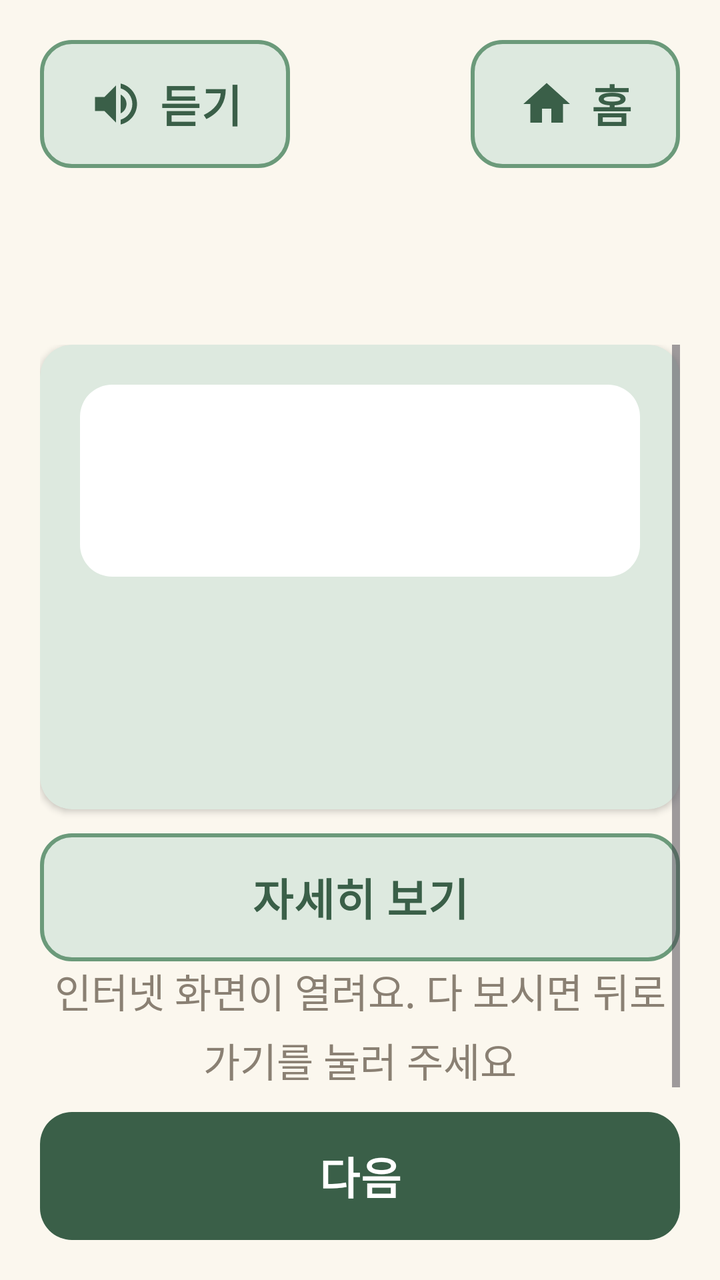
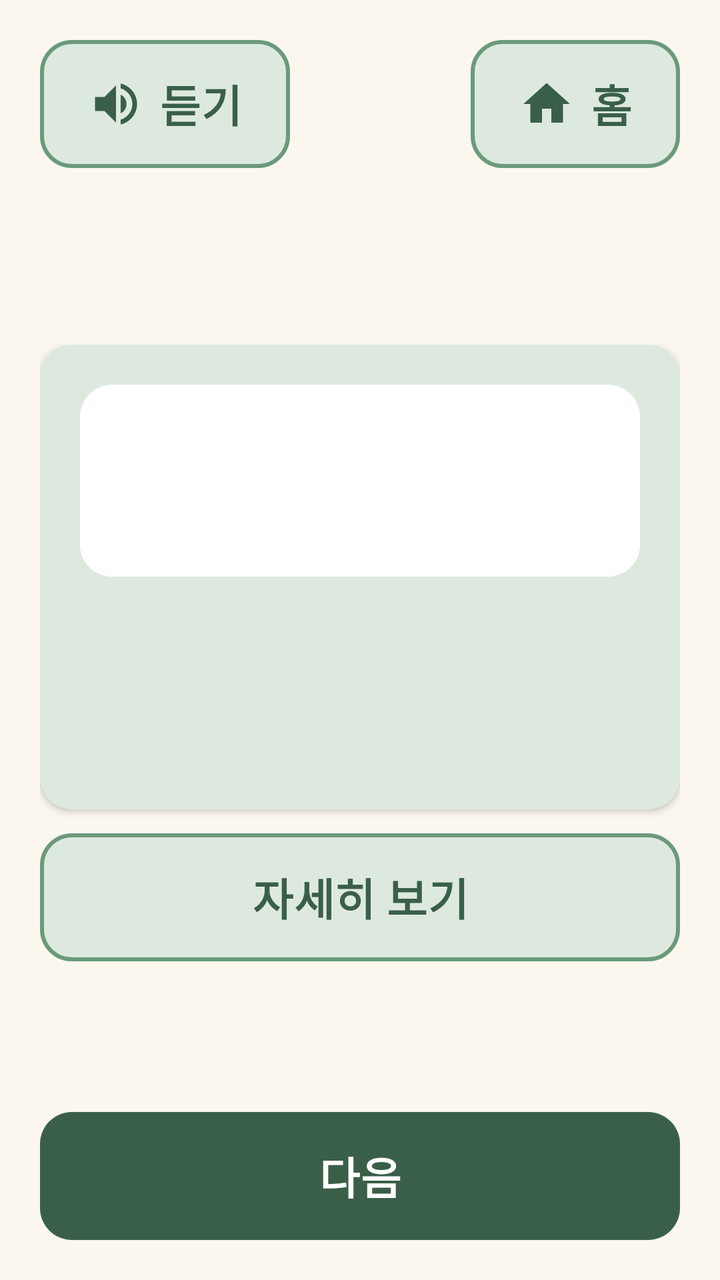

Two renders of the same Android screen: before a commit and after it. Below are the layout's source before the change and the commit's diff.
<!-- AndroidManifest.xml: application theme Theme.Dorawing -->
<!-- res/layout/activity_health_card.xml -->
<?xml version="1.0" encoding="utf-8"?>
<LinearLayout xmlns:android="http://schemas.android.com/apk/res/android"
    android:layout_width="match_parent"
    android:layout_height="match_parent"
    android:orientation="vertical"
    android:padding="@dimen/screen_padding">

    <include
        android:id="@+id/topBar"
        layout="@layout/view_top_bar" />

    <TextView
        android:id="@+id/tvProgress"
        style="@style/Text.Sub"
        android:layout_width="match_parent"
        android:layout_height="wrap_content" />

    <ScrollView
        android:layout_width="match_parent"
        android:layout_height="0dp"
        android:layout_marginTop="@dimen/gap"
        android:layout_weight="1"
        android:fadeScrollbars="false">

        
        <LinearLayout
            android:layout_width="match_parent"
            android:layout_height="wrap_content"
            android:orientation="vertical">

            <com.google.android.material.card.MaterialCardView
                style="@style/Card"
                android:layout_width="match_parent"
                android:layout_height="wrap_content">

                <LinearLayout
                    android:layout_width="match_parent"
                    android:layout_height="wrap_content"
                    android:orientation="vertical">

                    
                    <LinearLayout
                        android:layout_width="match_parent"
                        android:layout_height="wrap_content"
                        android:background="@drawable/bg_card_picture"
                        android:gravity="center"
                        android:orientation="horizontal"
                        android:padding="@dimen/gap">

                        <ImageView
                            android:id="@+id/ivIcon"
                            android:layout_width="@dimen/card_icon"
                            android:layout_height="@dimen/card_icon"
                            android:layout_marginEnd="@dimen/gap"
                            android:importantForAccessibility="no" />

                        <TextView
                            android:id="@+id/tvPicture"
                            android:layout_width="wrap_content"
                            android:layout_height="wrap_content"
                            android:textColor="@color/green_dark"
                            android:textSize="@dimen/text_title"
                            android:textStyle="bold" />
                    </LinearLayout>

                    <TextView
                        android:id="@+id/tvCardTitle"
                        style="@style/Text.Title"
                        android:layout_width="match_parent"
                        android:layout_height="wrap_content"
                        android:layout_marginTop="@dimen/screen_padding" />

                    <TextView
                        android:id="@+id/tvBody"
                        android:layout_width="match_parent"
                        android:layout_height="wrap_content"
                        android:layout_marginTop="@dimen/gap" />
                </LinearLayout>
            </com.google.android.material.card.MaterialCardView>

            <com.google.android.material.button.MaterialButton
                android:id="@+id/btnMore"
                style="@style/Button.Secondary"
                android:layout_width="match_parent"
                android:layout_height="wrap_content"
                android:layout_marginTop="@dimen/gap"
                android:text="@string/card_more" />

            <TextView
                android:id="@+id/tvMoreHelp"
                style="@style/Text.Sub"
                android:layout_width="match_parent"
                android:layout_height="wrap_content"
                android:gravity="center"
                android:text="@string/card_more_help" />
        </LinearLayout>
    </ScrollView>

    <com.google.android.material.button.MaterialButton
        android:id="@+id/btnNext"
        android:layout_width="match_parent"
        android:layout_height="wrap_content"
        android:layout_marginTop="@dimen/gap"
        android:text="@string/card_next" />
</LinearLayout>
<!-- res/layout/view_top_bar.xml (included above) -->
<?xml version="1.0" encoding="utf-8"?>
<LinearLayout xmlns:android="http://schemas.android.com/apk/res/android"
    xmlns:app="http://schemas.android.com/apk/res-auto"
    android:layout_width="match_parent"
    android:layout_height="wrap_content"
    android:orientation="vertical">

    <LinearLayout
        android:layout_width="match_parent"
        android:layout_height="wrap_content"
        android:gravity="center_vertical"
        android:orientation="horizontal">

        <com.google.android.material.button.MaterialButton
            android:id="@+id/btnSpeak"
            style="@style/Button.Secondary"
            android:layout_width="wrap_content"
            android:layout_height="wrap_content"
            android:text="@string/top_speak"
            app:icon="@drawable/ic_speaker" />

        <Space
            android:layout_width="0dp"
            android:layout_height="0dp"
            android:layout_weight="1" />

        <com.google.android.material.button.MaterialButton
            android:id="@+id/btnHome"
            style="@style/Button.Secondary"
            android:layout_width="wrap_content"
            android:layout_height="wrap_content"
            android:text="@string/top_home"
            app:icon="@drawable/ic_home" />
    </LinearLayout>

    <TextView
        android:id="@+id/tvTitle"
        style="@style/Text.Title"
        android:layout_width="match_parent"
        android:layout_height="wrap_content"
        android:layout_marginTop="@dimen/gap" />
</LinearLayout>
<!-- resources referenced by this layout -->
<resources>
  <color name="green_dark">#3A5F48</color>
  <dimen name="card_icon">72dp</dimen>
  <dimen name="gap">12dp</dimen>
  <dimen name="screen_padding">20dp</dimen>
  <dimen name="text_title">28sp</dimen>
  <!-- drawable bg_card_picture (drawable) -->
  <?xml version="1.0" encoding="utf-8"?>
  <shape xmlns:android="http://schemas.android.com/apk/res/android"
      android:shape="rectangle">
      <solid android:color="@color/white" />
      <corners android:radius="@dimen/corner" />
  </shape>
  <!-- drawable ic_home (drawable) -->
  <vector xmlns:android="http://schemas.android.com/apk/res/android"
      android:width="24dp"
      android:height="24dp"
      android:viewportWidth="24"
      android:viewportHeight="24">
      <path
          android:fillColor="#FF000000"
          android:pathData="M10,20v-6h4v6h5v-8h3L12,3 2,12h3v8z" />
  </vector>
  <string name="card_more">자세히 보기</string>
  <string name="card_more_help">인터넷 화면이 열려요. 다 보시면 뒤로 가기를 눌러 주세요</string>
  <string name="card_next">다음</string>
  <string name="top_home">홈</string>
  <string name="top_speak">듣기</string>
  <style name="Button.Secondary" parent="Button.Primary">
          <item name="backgroundTint">@color/green_light</item>
          <item name="android:textColor">@color/green_dark</item>
          <item name="iconTint">@color/green_dark</item>
          <item name="strokeColor">@color/green_mid</item>
          <item name="strokeWidth">@dimen/button_stroke</item>
      </style>
  <style name="Card" parent="Widget.Material3.CardView.Elevated">
          <item name="cardBackgroundColor">@color/green_light</item>
          <item name="cardCornerRadius">@dimen/corner</item>
          <item name="cardElevation">@dimen/card_elevation</item>
          <item name="contentPadding">@dimen/card_padding</item>
      </style>
  <style name="Text.Sub" parent="Text.Body">
          <item name="android:textColor">@color/text_sub</item>
      </style>
  <style name="Text.Title" parent="Text.Body">
          <item name="android:textSize">@dimen/text_title</item>
          <item name="android:textStyle">bold</item>
          <item name="android:textColor">@color/green_dark</item>
      </style>
  <color name="white">#FFFFFFFF</color>
  <dimen name="corner">16dp</dimen>
  <color name="green_light">#DDE9DF</color>
  <color name="green_mid">#6B9A7A</color>
  <dimen name="button_stroke">2dp</dimen>
  <dimen name="card_elevation">2dp</dimen>
  <dimen name="card_padding">20dp</dimen>
  <style name="Text.Body" parent="Widget.MaterialComponents.TextView">
          <item name="android:textSize">@dimen/text_body</item>
          <item name="android:lineBreakWordStyle" tools:targetApi="33">phrase</item>
          <item name="android:textColor">@color/text_main</item>
          <item name="android:lineSpacingMultiplier">1.2</item>
      </style>
  <color name="text_sub">#8A8073</color>
  <color name="coral_dark">#C85A41</color>
  <color name="cream">#FBF7EE</color>
  <color name="text_main">#2E2A24</color>
  <dimen name="button_height">64dp</dimen>
  <dimen name="text_button">22sp</dimen>
  <dimen name="icon_size">28dp</dimen>
  <dimen name="text_body">20sp</dimen>
  <style name="Dialog.Title" parent="MaterialAlertDialog.Material3.Title.Text">
          <item name="android:textSize">@dimen/text_title</item>
          <item name="android:textStyle">bold</item>
          <item name="android:textColor">@color/green_dark</item>
      </style>
  <style name="Dialog.Body" parent="MaterialAlertDialog.Material3.Body.Text">
          <item name="android:textSize">@dimen/text_body</item>
          <item name="android:lineBreakWordStyle" tools:targetApi="33">phrase</item>
          <item name="android:textColor">@color/text_main</item>
      </style>
  <style name="Dialog.Button" parent="Widget.Material3.Button.TextButton.Dialog">
          <item name="android:textSize">@dimen/text_button</item>
          <item name="android:minHeight">@dimen/button_height</item>
          <item name="android:textColor">@color/green_dark</item>
      </style>
  <!-- unchanged entries left out for length: 5 -->
</resources>

<!-- the commit's change to res/layout/activity_health_card.xml (unified diff, before → after) -->
@@ -78,6 +78,15 @@
                 </LinearLayout>
             </com.google.android.material.card.MaterialCardView>
 
+            
+            <com.google.android.material.button.MaterialButton
+                android:id="@+id/btnCall"
+                android:layout_width="match_parent"
+                android:layout_height="wrap_content"
+                android:layout_marginTop="@dimen/gap"
+                android:text="@string/card_call"
+                android:visibility="gone" />
+
             <com.google.android.material.button.MaterialButton
                 android:id="@+id/btnMore"
                 style="@style/Button.Secondary"
@@ -91,8 +100,7 @@
                 style="@style/Text.Sub"
                 android:layout_width="match_parent"
                 android:layout_height="wrap_content"
-                android:gravity="center"
-                android:text="@string/card_more_help" />
+                android:gravity="center" />
         </LinearLayout>
     </ScrollView>
 
<!-- resource entries referenced after the edit -->
@@ -22,8 +22,8 @@
           android:fillColor="#FF000000"
           android:pathData="M10,20v-6h4v6h5v-8h3L12,3 2,12h3v8z" />
   </vector>
+  <string name="card_call">1899-9988 전화하기</string>
   <string name="card_more">자세히 보기</string>
-  <string name="card_more_help">인터넷 화면이 열려요. 다 보시면 뒤로 가기를 눌러 주세요</string>
   <string name="card_next">다음</string>
   <string name="top_home">홈</string>
   <string name="top_speak">듣기</string>
